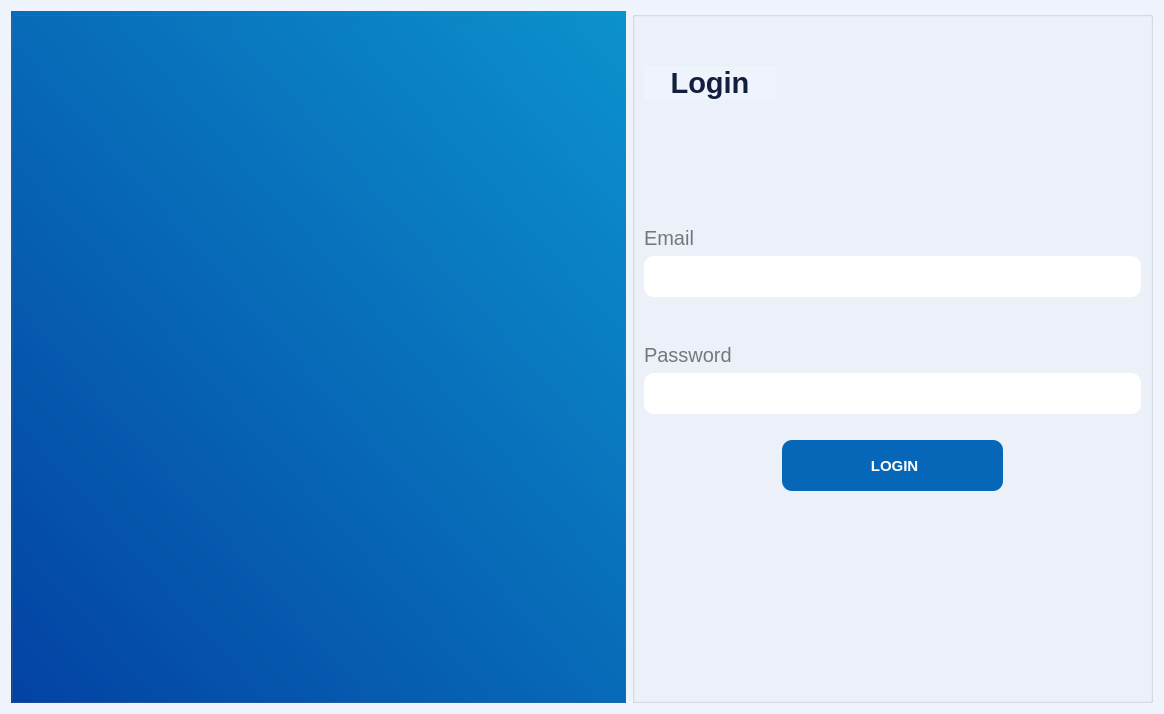
Before: the Qt Designer form forms/login_view.ui in yousefelmesalamy/Illminor, drawn with Qt 5.
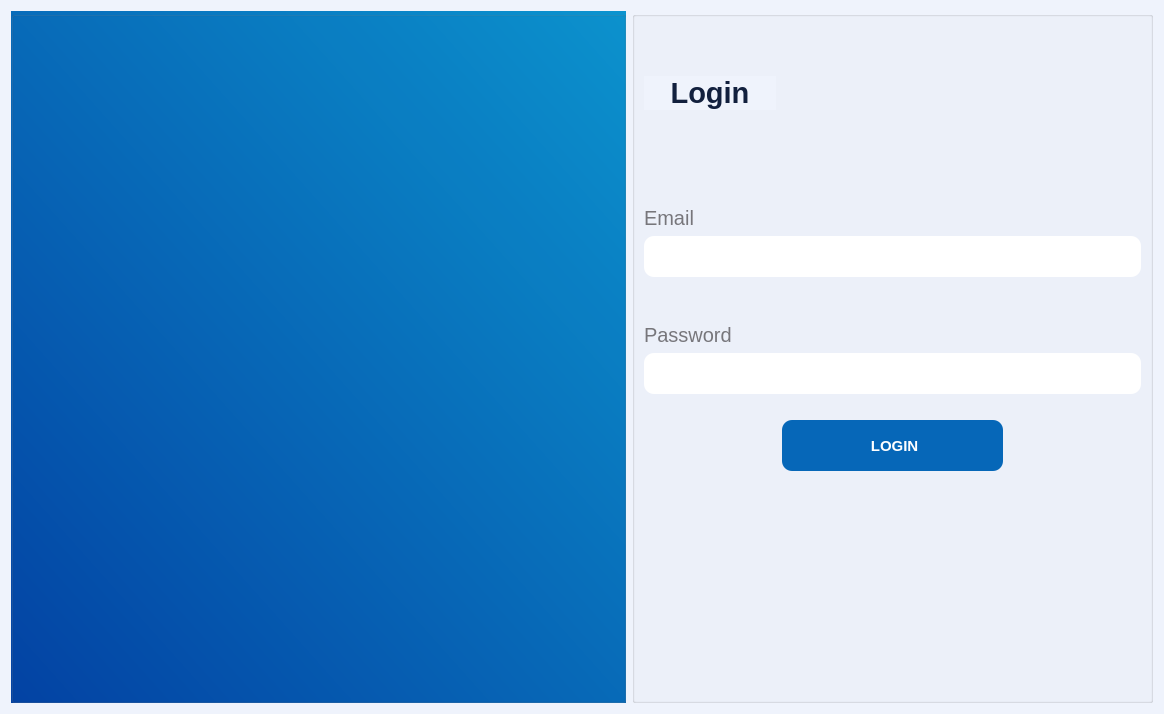
After: the same form once the commit is applied.

Commit message: login screen

Patch:
```diff
--- a/forms/login_view.ui
+++ b/forms/login_view.ui
@@ -248,12 +248,12 @@
          <enum>Qt::Vertical</enum>
         </property>
         <property name="sizeType">
-         <enum>QSizePolicy::Fixed</enum>
+         <enum>QSizePolicy::Preferred</enum>
         </property>
         <property name="sizeHint" stdset="0">
          <size>
           <width>20</width>
-          <height>120</height>
+          <height>90</height>
          </size>
         </property>
        </spacer>
@@ -281,12 +281,12 @@
          <enum>Qt::Vertical</enum>
         </property>
         <property name="sizeType">
-         <enum>QSizePolicy::Fixed</enum>
+         <enum>QSizePolicy::Maximum</enum>
         </property>
         <property name="sizeHint" stdset="0">
          <size>
           <width>20</width>
-          <height>40</height>
+          <height>50</height>
          </size>
         </property>
        </spacer>
```
Left out of the diff: 8 changed lines with no effect on the pictures. The commit also changes 4 other files.
